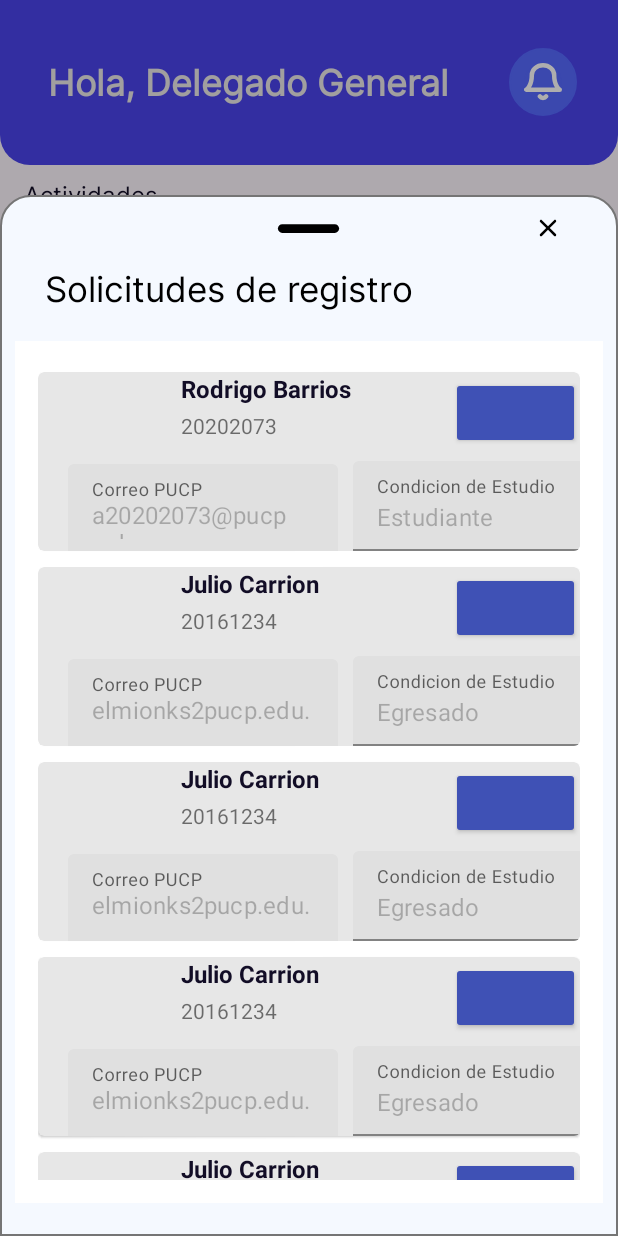
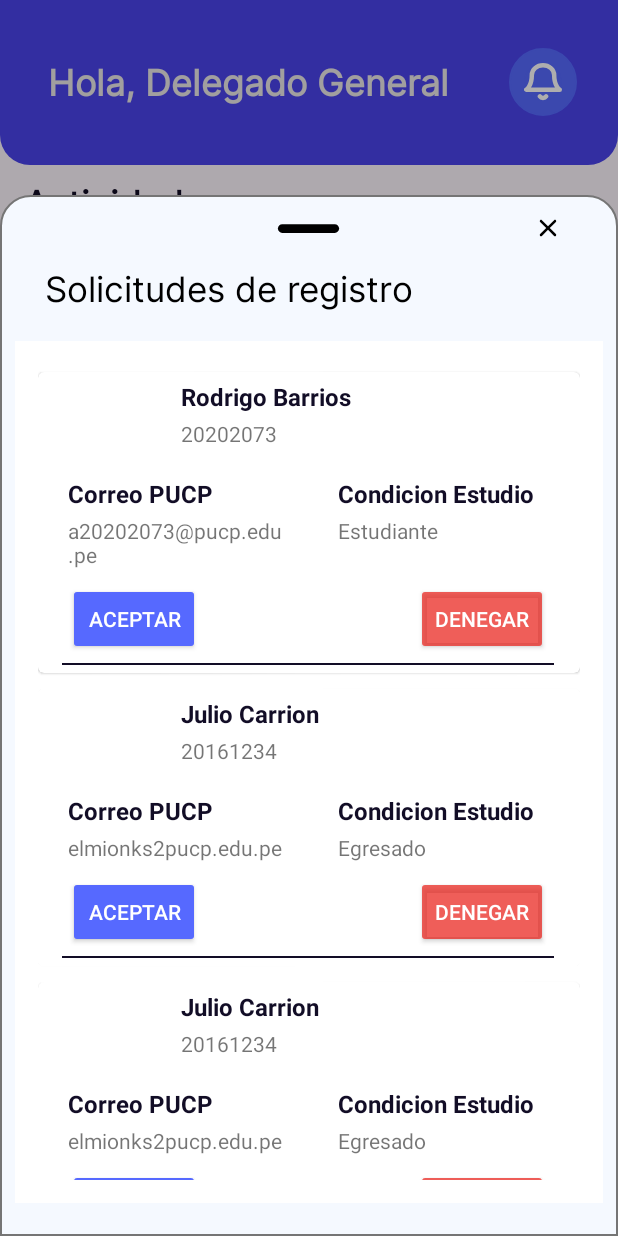
Before and after one commit to lucho2000/TELEBEETLE_PROYECTO_IOT, an Android app: the fragment HomeDelegadoGeneralFragment shown on its own in the app's theme, after a tap on "Ver más", on a phone screen of 412 x 824 dp. Run offline under Robolectric (Android 15) with nearby library versions, the phone set to English and light mode, and no system bars; our stand-ins replace Picasso; libraries missing offline, so code that uses them is left out: jp.wasabeef.picasso; pictures from the network do not load; Roboto replaces fonts that are not available here; 3 statements that could not run were skipped; 1 other tap on this screen came first.

Commit message:
Cambios recycler view actividades y solicitudes de registro

```diff
--- a/app/src/main/java/com/example/telebeetle/activities/ActivityAdapter.java
+++ b/app/src/main/java/com/example/telebeetle/activities/ActivityAdapter.java
@@ -48,15 +48,14 @@ public class ActivityAdapter extends RecyclerView.Adapter<ActivityAdapter.Activi
     public ActivityViewHolder onCreateViewHolder(@NonNull ViewGroup parent, int viewType) {
         View view = LayoutInflater.from(context).inflate(R.layout.irv_activities_rv_general, parent, false);
         ImageView more = view.findViewById(R.id.more);
-        more.setOnClickListener(v -> {
-            showOverflowMenu(v);
-        });
+        more.setOnClickListener(this::showOverflowMenu);
         return new ActivityViewHolder(view);
     }
 
     @Override
     public void onBindViewHolder(@NonNull ActivityViewHolder holder, int position) {
-
+        ImageView iv= holder.itemView.findViewById(R.id.more);
+        iv.setImageResource(R.drawable.baseline_more_horiz_24);
         int drawableResourceId = R.drawable.juiocesaraliagamachuca;
         Picasso picasso = Picasso.get();
         ImageView imageViewDelegado = holder.itemView.findViewById(R.id.imageViewDelegado);
--- a/app/src/main/java/com/example/telebeetle/activities/SolicitudesRegistroAdapter.java
+++ b/app/src/main/java/com/example/telebeetle/activities/SolicitudesRegistroAdapter.java
@@ -1,13 +1,17 @@
 package com.example.telebeetle.activities;
 
 import android.content.Context;
+import android.graphics.drawable.Drawable;
 import android.view.LayoutInflater;
 import android.view.View;
 import android.view.ViewGroup;
+import android.widget.Button;
 import android.widget.ImageView;
 import android.widget.TextView;
+import android.widget.Toast;
 
 import androidx.annotation.NonNull;
+import androidx.core.content.ContextCompat;
 import androidx.recyclerview.widget.RecyclerView;
 
 import com.example.telebeetle.Entity.Usuario;
@@ -43,6 +47,14 @@ public class SolicitudesRegistroAdapter extends RecyclerView.Adapter<Solicitudes
     @Override
     public SolicitudRegistroViewHolder onCreateViewHolder(@NonNull ViewGroup parent, int viewType) {
         View view = LayoutInflater.from(context).inflate(R.layout.irv_solicitudes, parent, false);
+        Button accept = view.findViewById(R.id.accept);
+        accept.setOnClickListener(v -> {
+            Toast.makeText(this.getContext(), "Aceptado owo", Toast.LENGTH_SHORT).show();
+        });
+        Button deny = view.findViewById(R.id.deny);
+        deny.setOnClickListener(v -> {
+            Toast.makeText(this.getContext(), "Denegado owo", Toast.LENGTH_SHORT).show();
+        });
         return new SolicitudRegistroViewHolder(view);
     }
 
@@ -61,13 +73,10 @@ public class SolicitudesRegistroAdapter extends RecyclerView.Adapter<Solicitudes
         nombre.setText(u.getNombres() + " " + u.getApellidos());
         TextView codigo = holder.itemView.findViewById(R.id.codigo);
         codigo.setText(u.getCodigo());
-        TextInputEditText correo = holder.itemView.findViewById(R.id.correoPucp);
+        TextView correo = holder.itemView.findViewById(R.id.correoPucp);
         correo.setText(u.getCorreo());
-        correo.setEnabled(false);
-        TextInputEditText condicion = holder.itemView.findViewById(R.id.condicionEstudio);
+        TextView condicion = holder.itemView.findViewById(R.id.condicionEstudio);
         condicion.setText(u.getCondicion());
-        condicion.setEnabled(false);
-
     }
 
     @Override
--- a/app/src/main/res/layout/fragment_home_delegado_general.xml
+++ b/app/src/main/res/layout/fragment_home_delegado_general.xml
@@ -82,7 +82,8 @@
         android:layout_marginTop="8dp"
         android:text="Actividades"
         android:textColor="@color/textColorPrimary"
-        android:textSize="16sp"
+        android:textSize="24sp"
+        android:textStyle="bold"
         app:layout_constraintStart_toStartOf="parent"
         app:layout_constraintTop_toBottomOf="@+id/topappBarLayout" />
 
--- a/app/src/main/res/layout/irv_activities_rv_general.xml
+++ b/app/src/main/res/layout/irv_activities_rv_general.xml
@@ -14,11 +14,13 @@
 
         <com.google.android.material.card.MaterialCardView
             android:id="@+id/card"
+            android:layout_marginStart="10dp"
+            android:layout_marginEnd="10dp"
             style="?attr/materialCardViewElevatedStyle"
             android:layout_width="match_parent"
             android:layout_height="wrap_content"
-            android:layout_marginTop="5dp"
-            android:layout_marginBottom="5dp"
+            android:layout_marginTop="10dp"
+            android:layout_marginBottom="10dp"
             android:checkable="true"
             android:clickable="true"
             android:focusable="true"
@@ -35,12 +37,6 @@
                 android:layout_height="wrap_content"
                 android:orientation="vertical">
 
-                <ImageView
-                    android:id="@+id/more"
-                    android:layout_width="wrap_content"
-                    android:layout_height="wrap_content"
-                    android:layout_gravity="right"
-                    app:srcCompat="@drawable/baseline_more_horiz_24" />
 
                 <ImageView
                     android:id="@+id/imageViewActivity"
@@ -48,11 +44,16 @@
                     android:layout_height="120dp"
                     android:layout_gravity="center"
                     android:layout_marginTop="5dp" />
+                <RelativeLayout
+                    android:layout_width="match_parent"
+                    android:layout_height="wrap_content"
+                    android:orientation="horizontal">
 
                     <TextView
                         android:id="@+id/nameActividad"
                         android:layout_width="wrap_content"
                         android:layout_height="wrap_content"
+                        android:layout_alignParentStart="true"
                         android:layout_marginStart="13dp"
                         android:layout_marginTop="8dp"
                         android:layout_marginBottom="8dp"
@@ -61,9 +62,19 @@
                         android:textSize="20sp"
                         android:textStyle="bold" />
 
+                    <ImageView
+                        android:id="@+id/more"
+                        android:layout_marginTop="8dp"
+                        android:layout_alignParentEnd="true"
+                        android:layout_width="wrap_content"
+                        android:layout_height="wrap_content"
+                        android:layout_marginEnd="12dp"/>
+                </RelativeLayout>
+
 
                 <LinearLayout
                     android:layout_width="wrap_content"
+                    android:layout_marginBottom="5dp"
                     android:layout_height="match_parent"
                     android:orientation="horizontal">
 
@@ -72,6 +83,8 @@
                         android:layout_width="75dp"
                         android:layout_height="75dp"
                         android:layout_gravity="center"
+                        android:layout_marginTop="5dp"
+                        android:layout_marginBottom="5dp"
                         android:layout_marginStart="13dp"
                         android:layout_marginEnd="13dp" />
 
@@ -87,7 +100,9 @@
                             android:layout_height="wrap_content"
                             android:layout_marginTop="8dp"
                             android:text="Delegado de actividad"
-                            android:textColor="#706E8F" />
+                            android:textColor="@color/textColorPrimary"
+                            android:textSize="14sp"
+                            android:textStyle="bold" />
 
                         <TextView
                             android:id="@+id/nameDelegado"
--- a/app/src/main/res/layout/irv_solicitudes.xml
+++ b/app/src/main/res/layout/irv_solicitudes.xml
@@ -6,7 +6,6 @@
 
     <com.google.android.material.card.MaterialCardView
         android:id="@+id/card"
-        app:cardBackgroundColor="#E7E7E7"
         android:layout_width="match_parent"
         android:layout_height="wrap_content"
         android:checkable="true"
@@ -22,11 +21,11 @@
         app:layout_constraintTop_toTopOf="parent">
 
         <LinearLayout
-            android:layout_width="match_parent"
+            android:layout_width="wrap_content"
             android:layout_height="wrap_content"
             android:orientation="vertical">
             <LinearLayout
-                android:layout_width="match_parent"
+                android:layout_width="wrap_content"
                 android:layout_height="wrap_content"
                 android:orientation="horizontal">
 
@@ -39,6 +38,8 @@
                         android:id="@+id/perfilUsuario"
                         android:layout_width="55dp"
                         android:layout_height="55dp"
+                        android:layout_marginTop="5dp"
+                        android:layout_marginBottom="5dp"
                         android:layout_marginStart="20dp"
                         android:layout_marginEnd="20dp" />
 
@@ -54,6 +55,7 @@
                             android:text="Nombre"
                             android:textColor="@color/textColorPrimary"
                             android:textSize="16sp"
+                            android:layout_marginTop="5dp"
                             android:textStyle="bold" />
 
                         <TextView
@@ -65,62 +67,105 @@
 
                     </LinearLayout>
 
-                    <Button
-                        android:id="@+id/accept"
-                        style="?attr/materialIconButtonStyle"
-                        android:layout_width="wrap_content"
-                        android:layout_height="wrap_content"
-                        android:layout_gravity="center"
-                        android:layout_marginStart="20dp"
-                        android:backgroundTint="@color/colorPrimary"
-                        app:icon="@drawable/baseline_check_24"
-                        app:iconTint="@color/white" />
-
-                    <Button
-                        android:id="@+id/deny"
-                        style="?attr/materialIconButtonStyle"
-                        android:layout_width="wrap_content"
-                        android:layout_height="wrap_content"
-                        android:layout_gravity="center"
-                        android:layout_marginStart="20dp"
-                        android:backgroundTint="@color/clash"
-                        app:icon="@drawable/baseline_close_24"
-                        app:iconTint="@color/white" />
                 </LinearLayout>
             </LinearLayout>
 
             <LinearLayout
+                android:layout_width="wrap_content"
+                android:layout_height="wrap_content"
+                android:layout_marginTop="4dp"
+                android:orientation="horizontal">
+
+                <LinearLayout
+                    android:layout_width="160dp"
+                    android:layout_height="match_parent"
+                    android:layout_marginStart="20dp"
+                    android:orientation="vertical">
+
+                    <TextView
+                        android:id="@+id/emailhm"
+                        android:layout_width="wrap_content"
+                        android:layout_height="wrap_content"
+                        android:text="Correo PUCP"
+                        android:textColor="@color/textColorPrimary"
+                        android:textSize="16sp"
+                        android:textStyle="bold" />
+
+                    <TextView
+                        android:id="@+id/correoPucp"
+                        android:layout_width="wrap_content"
+                        android:layout_height="wrap_content"
+                        android:layout_marginTop="4dp"
+                        android:text="correo" />
+
+                </LinearLayout>
+                <LinearLayout
+                    android:layout_width="160dp"
+                    android:layout_height="match_parent"
+                    android:layout_marginStart="20dp"
+                    android:orientation="vertical">
+
+                    <TextView
+                        android:id="@+id/estudio"
+                        android:layout_width="wrap_content"
+                        android:layout_height="wrap_content"
+                        android:text="Condicion Estudio"
+                        android:textColor="@color/textColorPrimary"
+                        android:textSize="16sp"
+                        android:textStyle="bold" />
+
+                    <TextView
+                        android:id="@+id/condicionEstudio"
+                        android:layout_width="wrap_content"
+                        android:layout_height="wrap_content"
+                        android:layout_marginTop="4dp"
+                        android:text="estudio" />
+
+                </LinearLayout>
+            </LinearLayout>
+            <RelativeLayout
                 android:layout_width="match_parent"
                 android:layout_height="wrap_content"
                 android:layout_marginTop="4dp"
                 android:orientation="horizontal">
-
-                <com.google.android.material.textfield.TextInputLayout
+                <Button
+                    android:id="@+id/accept"
+                    android:layout_alignParentStart="true"
+                    android:layout_marginStart="20dp"
+                    style="?attr/materialIconButtonFilledTonalStyle"
                     android:layout_width="wrap_content"
                     android:layout_height="wrap_content"
-                    android:layout_marginStart="20dp"
-                    android:hint="Correo PUCP">
-
-                    <com.google.android.material.textfield.TextInputEditText
-                        android:id="@+id/correoPucp"
-                        android:layout_width="180dp"
-                        android:layout_height="60dp" />
-
-                </com.google.android.material.textfield.TextInputLayout>
-
-                <com.google.android.material.textfield.TextInputLayout
-                    android:layout_width="match_parent"
+                    android:backgroundTint="@color/colorLigero"
+                    android:text="Aceptar"
+                    android:layout_marginTop="5dp"
+                    android:textColor="@color/white"
+                    app:icon="@drawable/baseline_check_24"
+                    app:iconTint="@color/white"
+                    app:iconPadding="16dp"/>
+                <Button
+                    android:id="@+id/deny"
+                    android:layout_marginEnd="20dp"
+                    android:layout_alignParentEnd="true"
+                    style="?attr/materialIconButtonFilledTonalStyle"
+                    android:layout_width="wrap_content"
                     android:layout_height="wrap_content"
-                    android:layout_marginStart="10dp"
-                    android:hint="Condicion de Estudio">
-
-                    <com.google.android.material.textfield.TextInputEditText
-                        android:id="@+id/condicionEstudio"
-                        android:layout_width="180dp"
-                        android:layout_height="60dp" />
-
-                </com.google.android.material.textfield.TextInputLayout>
-            </LinearLayout>
+                    android:layout_marginTop="5dp"
+                    android:backgroundTint="#BCE9251E"
+                    android:text="Denegar"
+                    android:textColor="@color/white"
+                    app:icon="@drawable/baseline_close_24"
+                    app:iconTint="@color/white"
+                    app:iconPadding="16dp"/>
+            </RelativeLayout>
+            <com.google.android.material.divider.MaterialDivider
+                android:layout_marginTop="5dp"
+                android:layout_marginBottom="5dp"
+                app:dividerThickness="1dp"
+                app:dividerColor="@color/textColorPrimary"
+                android:layout_width="match_parent"
+                android:layout_height="wrap_content"
+                app:dividerInsetStart="16dp"
+                app:dividerInsetEnd="16dp"/>
         </LinearLayout>
 
     </com.google.android.material.card.MaterialCardView>
--- a/app/src/main/res/menu/opciones_evento.xml
+++ b/app/src/main/res/menu/opciones_evento.xml
@@ -4,10 +4,10 @@
 
     <item
         android:id="@+id/menu_item_option1"
-        android:title="Editar"
-        android:icon="@drawable/baseline_mode_edit_24"/>
+        android:icon="@drawable/baseline_mode_edit_24"
+        android:title="Editar"/>
     <item
         android:id="@+id/menu_item_option2"
-        android:title="Eliminar"
-        android:icon="@drawable/round_clear_24"/>
+        android:icon="@drawable/round_clear_24"
+        android:title="Eliminar"/>
 </menu>
```
Lines whose indentation alone changed are shown as unchanged.
